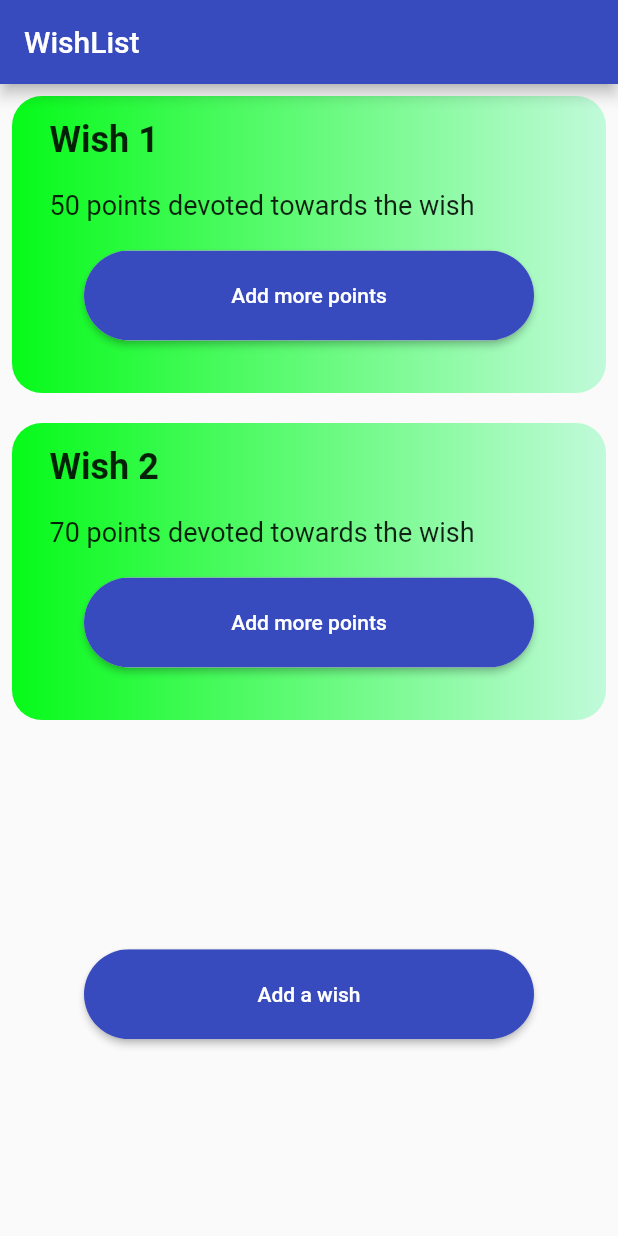
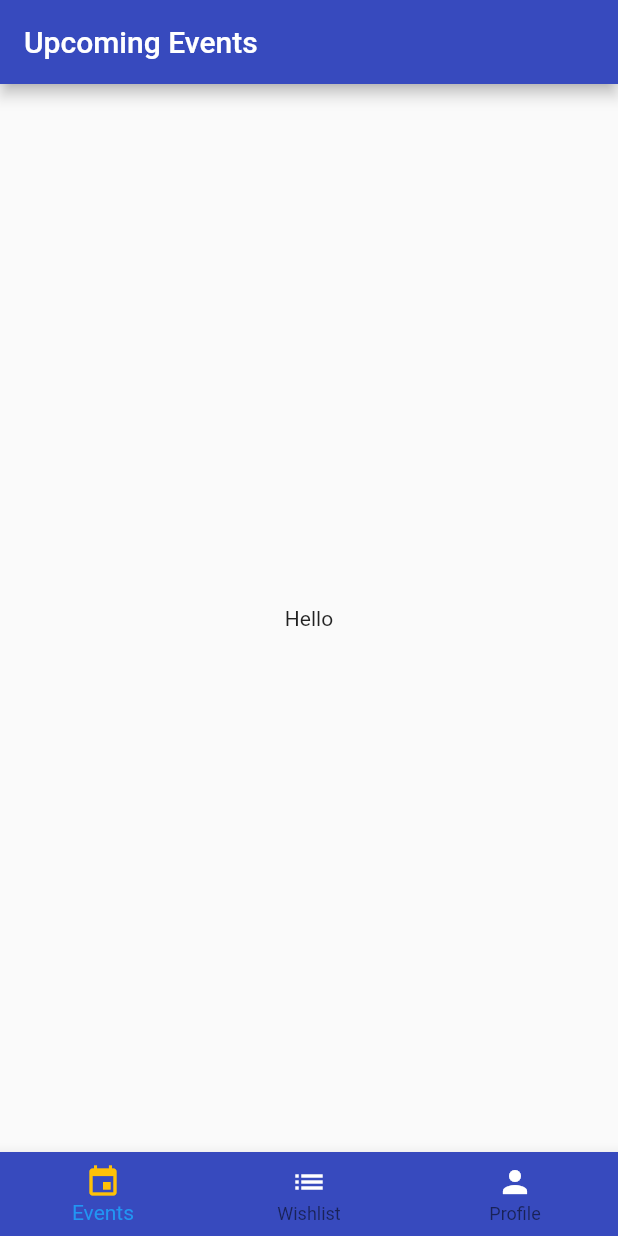
Before and after one commit to cfg2020apac/team-23, a Flutter app: the screen it shows after launch, on a phone screen of 412 x 824 dp. Run offline on Flutter 3.47's test engine with Material 2 defaults, Android fonts, the phone set to English and light mode, and no system bars; our stand-ins replace charts_flutter.

Commit message:
major updates

```diff
--- a/lib/main.dart
+++ b/lib/main.dart
@@ -1,4 +1,6 @@
 import 'package:flutter/material.dart';
+import 'package:team_23/screens/home_screen.dart';
+import 'package:team_23/screens/wish_form.dart';
 import 'package:team_23/screens/wishlist.dart';
 import './screens/user_profile_screen.dart';
 import './screens/events_screen.dart';
@@ -24,7 +26,7 @@ class MyApp extends StatelessWidget {
             primarySwatch: Colors.blue,
             visualDensity: VisualDensity.adaptivePlatformDensity,
           ),
-          home: WishList()),
+          home: HomeScreen()),
     );
   }
 }
--- a/lib/providers/events.dart
+++ b/lib/providers/events.dart
@@ -7,7 +7,7 @@ class Events with ChangeNotifier {
   List<Event> _events = [];
 
   Future<List<Event>> fetchandSetEvents() async {
-    var url = "https://team23blossom.firebaseio.com/eventFeed.json";
+    var url = "https://team23blossom.firebaseio.com/eventFeed/sample.json";
     final data = await http.get(url);
     print(data.body);
 
--- /dev/null
+++ b/lib/screens/home_screen.dart
@@ -0,0 +1,86 @@
+import 'package:flutter/material.dart';
+import 'package:team_23/screens/events_screen.dart';
+import 'package:team_23/screens/user_profile_screen.dart';
+import 'package:team_23/screens/wishlist.dart';
+
+class HomeScreen extends StatefulWidget {
+  @override
+  _HomeScreenState createState() => _HomeScreenState();
+}
+
+class _HomeScreenState extends State<HomeScreen> {
+  int _selectedIndex = 0;
+  List<Map<String, Object>> _screens;
+
+  void _selectPage(int index) {
+    setState(() {
+      _selectedIndex = index;
+    });
+  }
+
+  void initState() {
+    _screens = [
+      {
+        'id': 0,
+        'title': 'Upcoming Events',
+        'page': Center(
+          child: Text('Hello'),
+        )
+      },
+      {'id': 1, 'title': 'WishList', 'page': WishList()},
+      {'id': 2, 'title': 'Profile', 'page': UserProfileScreen()}
+    ];
+    super.initState();
+  }
+
+  @override
+  Widget build(BuildContext context) {
+    return Scaffold(
+      appBar: AppBar(
+        title: Text(_screens[_selectedIndex]['title']),
+        backgroundColor: Color(0xff374ABE),
+      ),
+      bottomNavigationBar: BottomNavigationBar(
+        onTap: (index) {
+          _selectPage(index);
+        },
+        backgroundColor: Color(0xff374ABE),
+        items: [
+          BottomNavigationBarItem(
+              icon: Icon(
+                Icons.event,
+                color: Colors.white,
+              ),
+              activeIcon: Icon(
+                Icons.event,
+                color: Colors.amber,
+              ),
+              title: Text('Events')),
+          BottomNavigationBarItem(
+              icon: Icon(
+                Icons.list,
+                color: Colors.white,
+              ),
+              activeIcon: Icon(
+                Icons.list,
+                color: Colors.amber,
+              ),
+              title: Text('Wishlist')),
+          BottomNavigationBarItem(
+              icon: Icon(
+                Icons.person,
+                color: Colors.white,
+              ),
+              activeIcon: Icon(
+                Icons.person,
+                color: Colors.amber,
+              ),
+              title: Text('Profile')),
+          // BottomNavigationBarItem(
+          //     icon: Icon(Icons.person), title: Text('Profile')),
+        ],
+      ),
+      body: _screens[_selectedIndex]['page'],
+    );
+  }
+}
```
Also changed, not shown: lib/screens/user_profile_screen.dart (+4 -36 lines), lib/screens/wish_form.dart (added, +79 -0 lines), lib/screens/wishlist.dart (+20 -8 lines), 10 other files.
